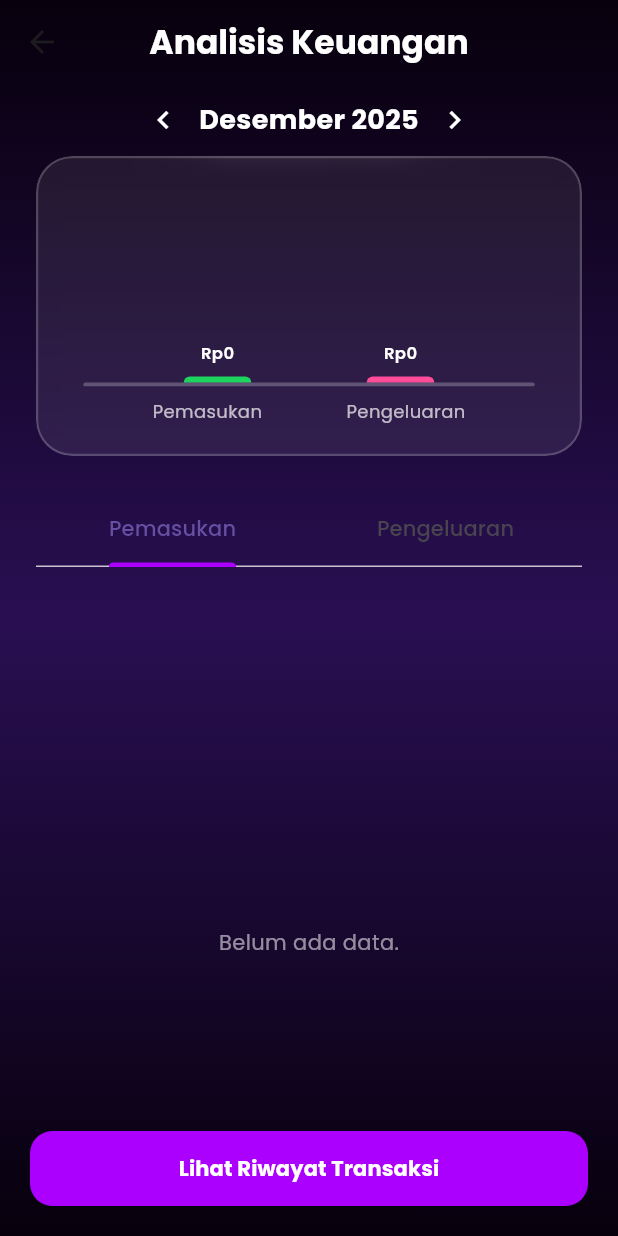
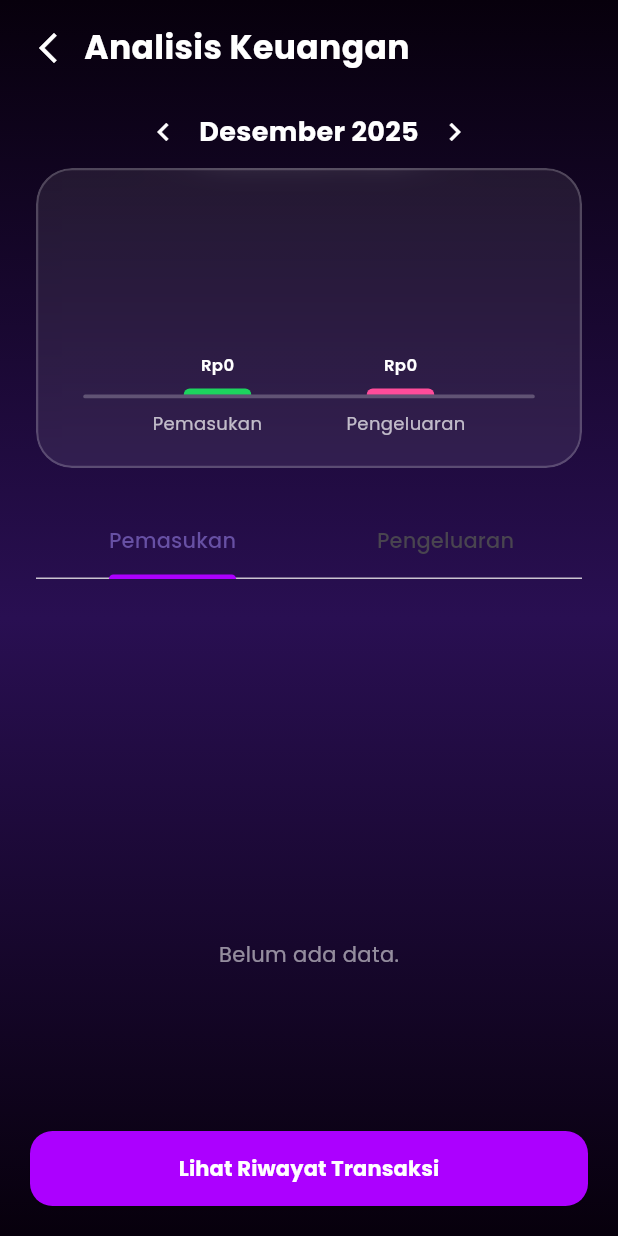
Before and after one commit to Wrrynn/4RT05, a Flutter app: the Homepage screen opened directly with empty values, after a tap on "Laporan Keuangan", on a phone screen of 412 x 824 dp. Run offline on Flutter 3.47's test engine with Material 3 defaults, Android fonts, the phone set to English and light mode, and no system bars; our stand-ins replace curved_navigation_bar, liquid_pull_to_refresh, supabase_flutter; missing offline and left inert: mobile_scanner; accounts and stored records are empty.

Commit message:
update kecil2an

```diff
--- a/lib/controller/historyCtrl.dart
+++ b/lib/controller/historyCtrl.dart
@@ -14,7 +14,7 @@ class HistoryController {
     'settlement',
     'success',
     'sukses',
-    'suksses',
+    'sukSses',
   ];
 
   Future<List<Map<String, dynamic>>> getHistory(String uid) async {
--- a/lib/pages/homePage.dart
+++ b/lib/pages/homePage.dart
@@ -7,6 +7,7 @@ import 'package:artos/widgets/bgPurple.dart';
 import 'package:artos/widgets/navbar.dart';
 import 'package:artos/pages/history.dart';
 import 'package:artos/pages/scan.dart';
+import 'package:artos/controller/logoutCtrl.dart';
 
 // import 'package:artos/widgets/fireflies.dart';
 // import 'package:artos/widgets/plasma.dart';
@@ -69,6 +70,8 @@ class _HomepageState extends State<Homepage> {
     return Container(); // default fallback
   }
 
+  final LogoutController _logoutCtrl = LogoutController();
+
   PreferredSize buildAppBar() {
     return PreferredSize(
       preferredSize: const Size.fromHeight(kToolbarHeight),
@@ -87,19 +90,10 @@ class _HomepageState extends State<Homepage> {
                 actions: [
                   Padding(
                     padding: const EdgeInsets.only(right: 12.0),
-                    child: _refreshing
-                        ? const SizedBox(
-                            width: 28,
-                            height: 28,
-                            child: CircularProgressIndicator(
-                              color: Color(0xFF5900FF),
-                              strokeWidth: 2.4,
-                            ),
-                          )
-                        : IconButton(
-                            onPressed: () => _refreshData(),
-                            icon: const Icon(Icons.refresh, color: Colors.white),
-                          ),
+                    child: IconButton(
+                      onPressed: () => _logoutCtrl.logout(context),
+                      icon: const Icon(Icons.logout, color: Colors.white),
+                    ),
                   ),
                 ],
             backgroundColor: Colors.transparent,
@@ -111,6 +105,7 @@ class _HomepageState extends State<Homepage> {
       ),
     );
   }
+
   /// Konten utama
   Widget buildMainContent() {
     return Column(
--- a/lib/pages/moneyReport.dart
+++ b/lib/pages/moneyReport.dart
@@ -44,11 +44,11 @@ class _LaporanKeuanganPageState extends State<LaporanKeuanganPage> {
       length: 2,
       child: Scaffold(
         extendBodyBehindAppBar: true,
-        appBar: _buildAppBar(), // Pastikan metode ini ada di dalam class State
         body: BackgroundApp(
           child: SafeArea(
             child: Column(
               children: [
+                _buildHeader(),
                 _buildMonthPicker(),
                 Expanded(
                   child: _isLoading
@@ -86,6 +86,29 @@ class _LaporanKeuanganPageState extends State<LaporanKeuanganPage> {
     );
   }
 
+  Widget _buildHeader() {
+  return Padding(
+    padding: const EdgeInsets.symmetric(horizontal: 8, vertical: 8),
+    child: Row(
+      children: [
+        IconButton(
+          // Menggunakan icon yang sama dengan topup.dart
+          icon: const Icon(Icons.arrow_back_ios_new, color: Colors.white),
+          onPressed: () => Navigator.pop(context),
+        ),
+        const Text(
+          "Analisis Keuangan",
+          style: TextStyle(
+            color: Colors.white,
+            fontSize: 22,
+            fontWeight: FontWeight.bold
+          )
+        ),
+      ],
+    ),
+  );
+}
+
   Widget _buildHistogramSection() {
     return GlassContainer(
       width: double.infinity,
@@ -120,15 +143,6 @@ class _LaporanKeuanganPageState extends State<LaporanKeuanganPage> {
           ),
         ],
       ),
-    );
-  }
-
-  PreferredSizeWidget _buildAppBar() {
-    return AppBar(
-      backgroundColor: Colors.transparent,
-      elevation: 0,
-      centerTitle: true,
-      title: const Text("Analisis Keuangan", style: TextStyle(fontWeight: FontWeight.bold, color: Colors.white)),
     );
   }
 
--- a/lib/pages/topup.dart
+++ b/lib/pages/topup.dart
@@ -401,7 +401,7 @@ class _TopUpPageState extends State<TopUpPage> {
             icon: const Icon(Icons.arrow_back_ios_new, color: Colors.white),
             onPressed: () => step > 1 ? setState(() => step--) : Navigator.pop(context),
           ),
-          const Text("Top Up", style: TextStyle(color: Colors.white, fontSize: 18, fontWeight: FontWeight.bold)),
+          const Text("Top Up", style: TextStyle(color: Colors.white, fontSize: 22, fontWeight: FontWeight.bold)),
         ],
       ),
     );
```
Also changed, not shown: 1 other file.
